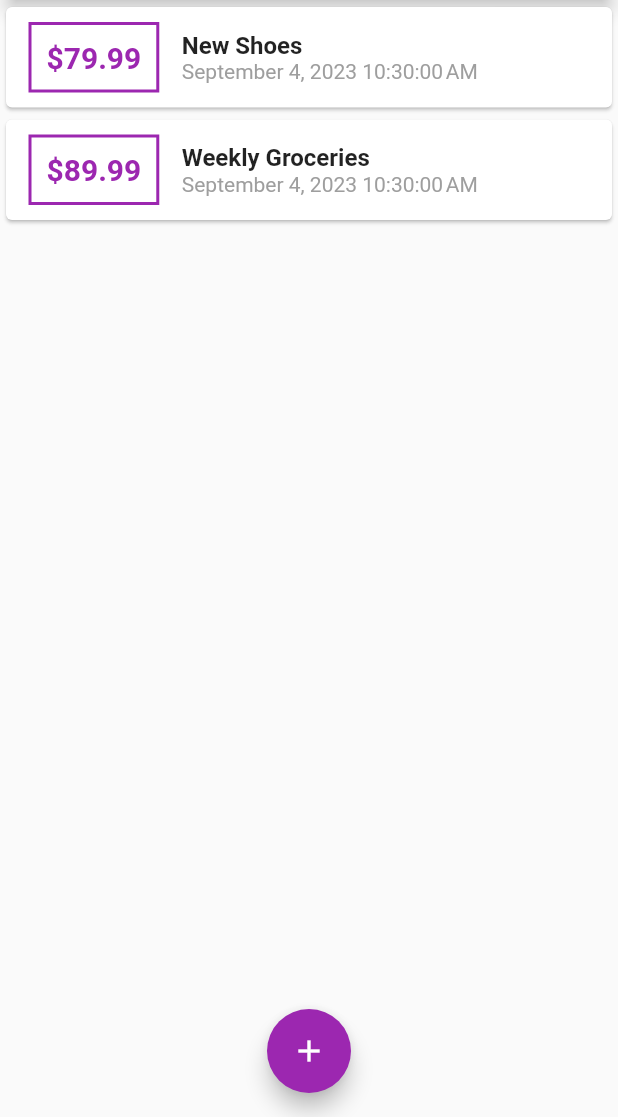
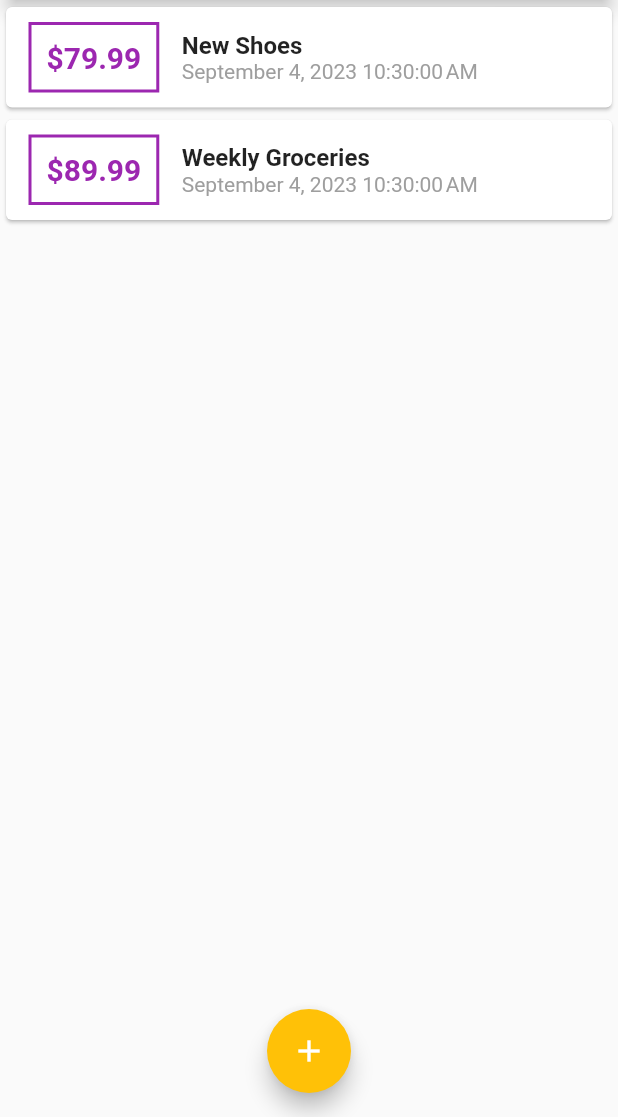
Before and after one commit to FARHADGULL/personal_expenses_app, a Flutter app: the screen it shows after launch, on a phone screen of 412 x 824 dp, the part 119-1236 px from its top. Run offline on Flutter 3.47's test engine with Material 2 defaults, Android fonts, the phone set to English and light mode, and no system bars.

Commit message:
Update main.dart

```diff
--- a/lib/main.dart
+++ b/lib/main.dart
@@ -12,8 +12,12 @@ class MyApp extends StatelessWidget {
       debugShowCheckedModeBanner: false,
       title: 'Personal Expenses',
       theme: ThemeData(
-        primarySwatch: Colors.purple,
-      ),
+          primarySwatch: Colors.purple,
+          colorScheme: ColorScheme.fromSwatch(
+            primarySwatch: Colors.purple,
+          ).copyWith(
+            secondary: Colors.amber,
+          )),
       home: MyHomePage(),
     );
   }
```
